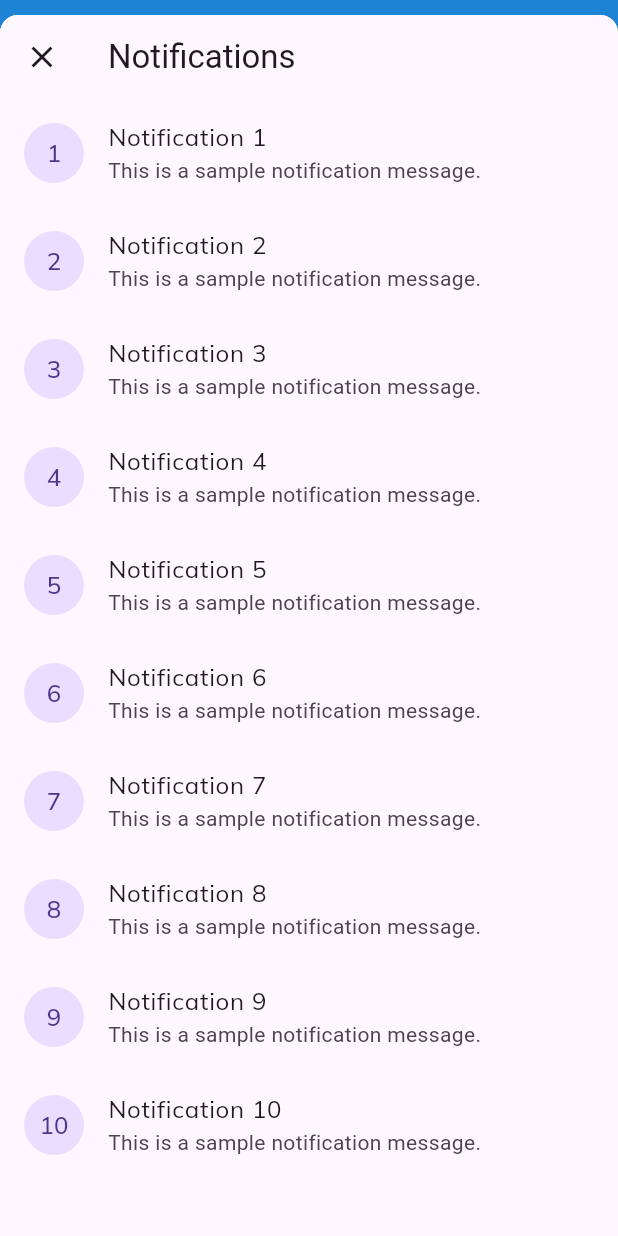
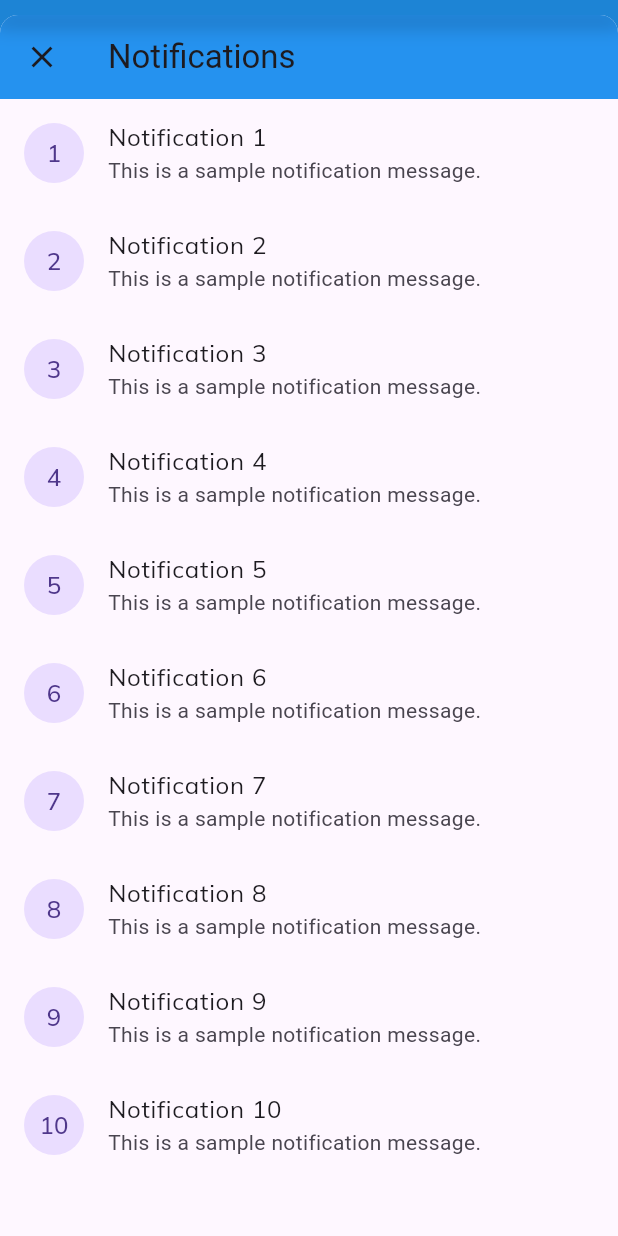
Before and after one commit to mutana-derrick/HealPath-Dev, a Flutter app: the PatientCommunityTab screen opened directly, after a tap on the "notifications" icon, on a phone screen of 412 x 824 dp. Run offline on Flutter 3.47's test engine with Material 3 defaults, Android fonts, the light colour scheme and no system bars; our stand-ins replace fl_chart, get, google_fonts, google_nav_bar, modal_bottom_sheet; network calls fail.

```diff
--- a/lib/src/features/patient/community_tab.dart
+++ b/lib/src/features/patient/community_tab.dart
@@ -166,6 +166,20 @@ class NotificationsList extends StatelessWidget {
           children: [
             AppBar(
               title: const Text('Notifications'),
+              backgroundColor: Colors.blue,
+              elevation: 1,
+              flexibleSpace: Container(
+                decoration: BoxDecoration(
+                  boxShadow: [
+                    BoxShadow(
+                      color: Colors.black.withOpacity(0.3), // Shadow color
+                      spreadRadius: 3, // How much the shadow spreads
+                      blurRadius: 10, // Softness of the shadow
+                      offset: Offset(0, 4), // X and Y offset of the shadow
+                    ),
+                  ],
+                ),
+              ),
               leading: IconButton(
                 icon: const Icon(Icons.close),
                 onPressed: () => Navigator.of(context).pop(),
@@ -309,7 +323,19 @@ class _CommentsSheetState extends State<CommentsSheet> {
             AppBar(
               title: Text('${widget.post.userName}\'s Post'),
               backgroundColor: Colors.blue,
-              elevation: 10, // Adds shadow to the AppBar
+              elevation: 1,
+              flexibleSpace: Container(
+                decoration: BoxDecoration(
+                  boxShadow: [
+                    BoxShadow(
+                      color: Colors.black.withOpacity(0.3), // Shadow color
+                      spreadRadius: 3, // How much the shadow spreads
+                      blurRadius: 10, // Softness of the shadow
+                      offset: Offset(0, 4), // X and Y offset of the shadow
+                    ),
+                  ],
+                ),
+              ),
               leading: IconButton(
                 icon: const Icon(Icons.close),
                 onPressed: () => Navigator.of(context).pop(),
```
